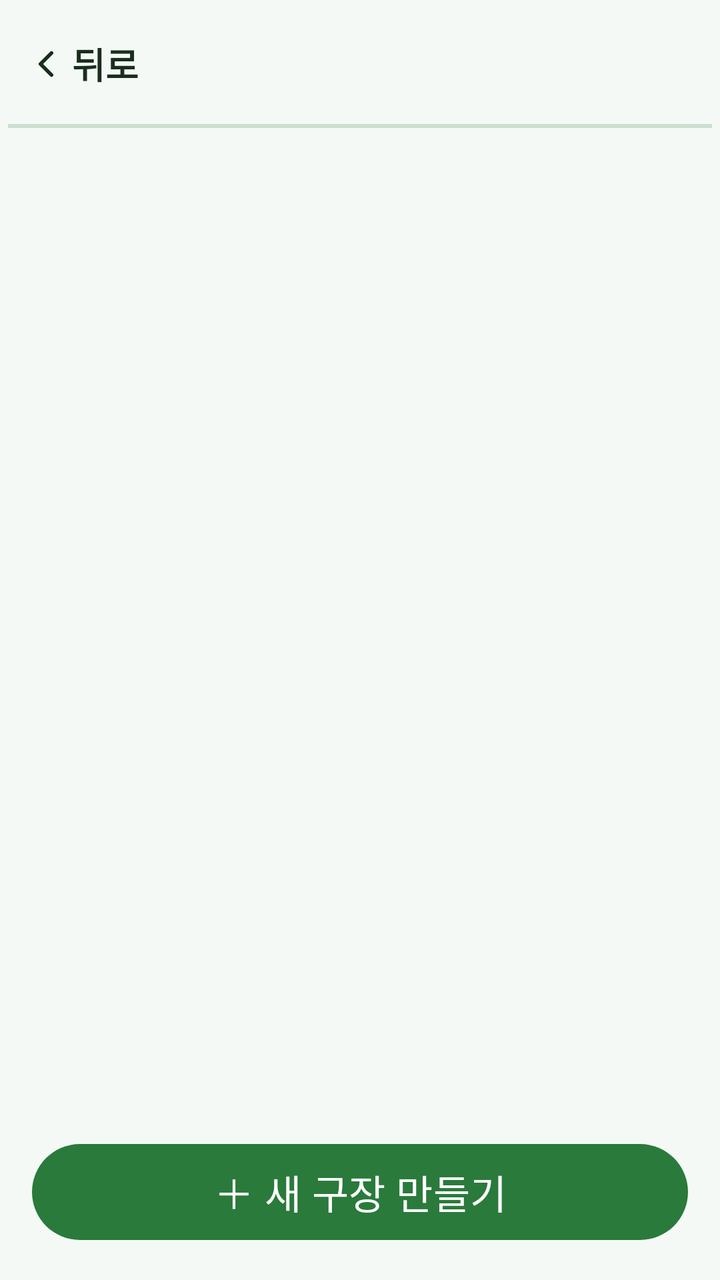
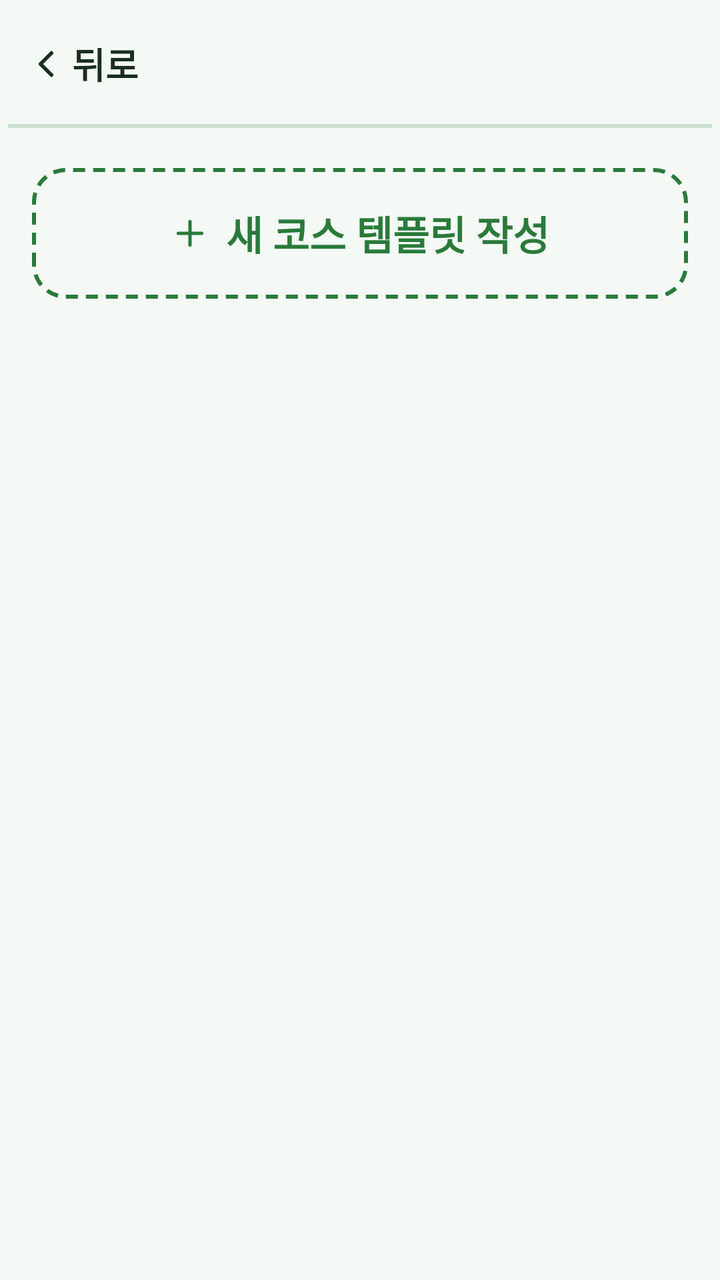

Before-and-after screenshots of an Android layout around one commit, followed by the original layout XML and the change that was made.
<!-- AndroidManifest.xml: application theme Theme.ParkGolf -->
<!-- res/layout/fragment_my_courses.xml -->
<?xml version="1.0" encoding="utf-8"?>
<LinearLayout xmlns:android="http://schemas.android.com/apk/res/android"
    android:layout_width="match_parent" android:layout_height="match_parent"
    android:orientation="vertical">
    <include android:id="@+id/topBar" layout="@layout/view_top_bar" />
    <LinearLayout
        android:layout_width="match_parent" android:layout_height="0dp" android:layout_weight="1"
        android:orientation="vertical" android:padding="@dimen/screen_padding">
        <androidx.recyclerview.widget.RecyclerView android:id="@+id/rvVenues"
            android:layout_width="match_parent" android:layout_height="0dp"
            android:layout_weight="1" />
        <TextView android:id="@+id/tvEmpty"
            android:layout_width="match_parent" android:layout_height="wrap_content"
            android:text="@string/no_courses_yet" android:gravity="center"
            android:textColor="?attr/parkMutedForeground" android:visibility="gone" />
        <Button android:id="@+id/btnAddVenue"
            android:layout_width="match_parent" android:layout_height="wrap_content"
            android:minHeight="@dimen/touch_min" android:text="@string/new_course"
            android:textSize="@dimen/button_text" />
    </LinearLayout>
</LinearLayout>
<!-- res/layout/view_top_bar.xml (included above) -->
<?xml version="1.0" encoding="utf-8"?>
<androidx.constraintlayout.widget.ConstraintLayout
    xmlns:android="http://schemas.android.com/apk/res/android"
    xmlns:app="http://schemas.android.com/apk/res-auto"
    android:layout_width="match_parent"
    android:layout_height="wrap_content"
    android:background="?attr/parkBackground"
    android:minHeight="64dp"
    android:paddingHorizontal="4dp">

    <LinearLayout
        android:id="@+id/btnBack"
        android:layout_width="wrap_content"
        android:layout_height="@dimen/touch_min"
        android:orientation="horizontal"
        android:gravity="center_vertical"
        android:paddingHorizontal="8dp"
        android:background="?attr/selectableItemBackground"
        android:clickable="true"
        android:focusable="true"
        android:contentDescription="@string/back"
        app:layout_constraintStart_toStartOf="parent"
        app:layout_constraintTop_toTopOf="parent"
        app:layout_constraintBottom_toBottomOf="parent">
        <ImageView
            android:layout_width="22dp" android:layout_height="22dp"
            android:src="@drawable/ic_chevron_left"
            android:importantForAccessibility="no" />
        <TextView
            android:layout_width="wrap_content" android:layout_height="wrap_content"
            android:layout_marginStart="2dp"
            android:text="@string/back"
            android:textColor="?attr/parkForeground"
            android:textSize="@dimen/body_text"
            android:textStyle="bold" />
    </LinearLayout>

    <TextView
        android:id="@+id/tvBarTitle"
        android:layout_width="0dp"
        android:layout_height="wrap_content"
        android:gravity="center"
        android:textSize="@dimen/body_text"
        android:textStyle="bold"
        android:textColor="?attr/parkForeground"
        android:maxLines="1"
        android:ellipsize="end"
        app:layout_constraintStart_toEndOf="@id/btnBack"
        app:layout_constraintEnd_toStartOf="@id/barSpacer"
        app:layout_constraintTop_toTopOf="parent"
        app:layout_constraintBottom_toBottomOf="parent" />

    <Space
        android:id="@+id/barSpacer"
        android:layout_width="72dp"
        android:layout_height="1dp"
        app:layout_constraintEnd_toEndOf="parent"
        app:layout_constraintTop_toTopOf="parent" />

    <View android:layout_width="0dp" android:layout_height="@dimen/border_width"
        android:background="?attr/parkBorder"
        app:layout_constraintStart_toStartOf="parent"
        app:layout_constraintEnd_toEndOf="parent"
        app:layout_constraintBottom_toBottomOf="parent" />
</androidx.constraintlayout.widget.ConstraintLayout>
<!-- resources referenced by this layout -->
<resources>
  <dimen name="body_text">18sp</dimen>
  <dimen name="border_width">2dp</dimen>
  <dimen name="button_text">20sp</dimen>
  <dimen name="screen_padding">16dp</dimen>
  <dimen name="touch_min">56dp</dimen>
  <!-- drawable ic_chevron_left (drawable) -->
  <vector xmlns:android="http://schemas.android.com/apk/res/android" android:width="24dp" android:height="24dp" android:viewportWidth="24" android:viewportHeight="24">
      <path android:strokeColor="?attr/parkForeground" android:strokeWidth="2" android:strokeLineCap="round" android:strokeLineJoin="round" android:pathData="M15,18 L9,12 L15,6" />
  </vector>
  <string name="back">뒤로</string>
  <string name="new_course">＋ 새 구장 만들기</string>
  <string name="no_courses_yet">아직 등록된 구장이 없습니다</string>
  <style name="Theme.ParkGolf" parent="Theme.ParkGolf.Green" />
  <style name="Theme.ParkGolf.Green" parent="Theme.ParkGolf.Base">
          <item name="colorPrimary">#2A7A3B</item>
          <item name="android:windowBackground">#F4F9F5</item>
          <item name="parkBackground">#F4F9F5</item>
          <item name="parkForeground">#1A2E1D</item>
          <item name="parkPrimary">#2A7A3B</item>
          <item name="parkPrimary10">#1A2A7A3B</item>
          <item name="parkSecondary">#E6F2E8</item>
          <item name="parkMuted">#EAF3EC</item>
          <item name="parkMutedForeground">#4E7255</item>
          <item name="parkAccent">#D2EBDA</item>
          <item name="parkAccentForeground">#1A3D21</item>
          <item name="parkBorder">#332A7A3B</item>
          <item name="parkInputBg">#EAF3EC</item>
      </style>
  <style name="Theme.ParkGolf.Base" parent="Theme.Material3.DayNight.NoActionBar">
          <item name="colorOnPrimary">@color/on_primary</item>
          <item name="android:textColorPrimary">?attr/parkForeground</item>
      </style>
  <color name="on_primary">#FFFFFF</color>
</resources>

<!-- the commit's change to res/layout/fragment_my_courses.xml (unified diff, before → after) -->
@@ -1,23 +1,63 @@
 <?xml version="1.0" encoding="utf-8"?>
 <LinearLayout xmlns:android="http://schemas.android.com/apk/res/android"
+    xmlns:app="http://schemas.android.com/apk/res-auto"
     android:layout_width="match_parent" android:layout_height="match_parent"
-    android:orientation="vertical">
+    android:orientation="vertical" android:background="?attr/parkBackground">
     <include android:id="@+id/topBar" layout="@layout/view_top_bar" />
-    <LinearLayout
-        android:layout_width="match_parent" android:layout_height="0dp" android:layout_weight="1"
-        android:orientation="vertical" android:padding="@dimen/screen_padding">
-        <androidx.recyclerview.widget.RecyclerView android:id="@+id/rvVenues"
-            android:layout_width="match_parent" android:layout_height="0dp"
-            android:layout_weight="1" />
-        <TextView android:id="@+id/tvEmpty"
-            android:layout_width="match_parent" android:layout_height="wrap_content"
-            android:text="@string/no_courses_yet" android:gravity="center"
-            android:textColor="?attr/parkMutedForeground" android:visibility="gone" />
-        <Button android:id="@+id/btnAddVenue"
-            android:layout_width="match_parent" android:layout_height="wrap_content"
-            android:minHeight="@dimen/touch_min" android:text="@string/new_course"
-            android:textSize="@dimen/button_text" />
-    </LinearLayout>
+
+    <FrameLayout android:layout_width="match_parent" android:layout_height="0dp"
+        android:layout_weight="1">
+
+        <ScrollView android:id="@+id/scrollContent"
+            android:layout_width="match_parent" android:layout_height="match_parent"
+            android:fillViewport="true">
+            <LinearLayout android:layout_width="match_parent" android:layout_height="wrap_content"
+                android:orientation="vertical" android:padding="@dimen/screen_padding">
+                <LinearLayout android:id="@+id/containerVenues"
+                    android:layout_width="match_parent" android:layout_height="wrap_content"
+                    android:orientation="vertical" />
+                <LinearLayout android:id="@+id/btnNewTemplate"
+                    android:layout_width="match_parent" android:layout_height="wrap_content"
+                    android:minHeight="@dimen/touch_min" android:orientation="horizontal"
+                    android:gravity="center" android:background="@drawable/bg_dashed"
+                    android:paddingVertical="18dp" android:foreground="?attr/selectableItemBackground"
+                    android:layout_marginTop="4dp">
+                    <ImageView android:layout_width="20dp" android:layout_height="20dp"
+                        android:src="@drawable/ic_plus" app:tint="?attr/parkPrimary"
+                        android:importantForAccessibility="no" />
+                    <TextView android:layout_width="wrap_content" android:layout_height="wrap_content"
+                        android:layout_marginStart="8dp" android:text="@string/new_template_button"
+                        android:textSize="@dimen/button_text" android:textStyle="bold"
+                        android:textColor="?attr/parkPrimary" />
+                </LinearLayout>
+            </LinearLayout>
+        </ScrollView>
+
+        
+        <LinearLayout android:id="@+id/emptyView"
+            android:layout_width="match_parent" android:layout_height="match_parent"
+            android:orientation="vertical" android:gravity="center"
+            android:padding="@dimen/screen_padding" android:visibility="gone">
+            <FrameLayout android:layout_width="80dp" android:layout_height="80dp">
+                <View android:layout_width="match_parent" android:layout_height="match_parent"
+                    android:background="@drawable/bg_circle_muted" />
+                <ImageView android:layout_width="match_parent" android:layout_height="match_parent"
+                    android:src="@drawable/ic_map_pin" android:padding="22dp"
+                    app:tint="?attr/parkMutedForeground" android:importantForAccessibility="no" />
+            </FrameLayout>
+            <TextView android:layout_width="wrap_content" android:layout_height="wrap_content"
+                android:text="@string/courses_empty_title" android:textColor="?attr/parkForeground"
+                android:textSize="20sp" android:textStyle="bold" android:layout_marginTop="16dp" />
+            <TextView android:layout_width="wrap_content" android:layout_height="wrap_content"
+                android:text="@string/courses_empty_desc" android:textColor="?attr/parkMutedForeground"
+                android:textSize="16sp" android:layout_marginTop="4dp" />
+            <Button android:id="@+id/btnEmptyAdd"
+                android:layout_width="wrap_content" android:layout_height="wrap_content"
+                android:text="@string/create_template" app:icon="@drawable/ic_plus"
+                app:iconGravity="textStart" android:layout_marginTop="20dp"
+                android:minHeight="@dimen/touch_min" android:textStyle="bold" />
+        </LinearLayout>
+    </FrameLayout>
 </LinearLayout>
 <!-- res/layout/view_top_bar.xml (included above) -->
 <?xml version="1.0" encoding="utf-8"?>
<!-- resource entries referenced after the edit -->
@@ -5,14 +5,39 @@
   <dimen name="button_text">20sp</dimen>
   <dimen name="screen_padding">16dp</dimen>
   <dimen name="touch_min">56dp</dimen>
+  <!-- drawable bg_circle_muted (drawable) -->
+  <?xml version="1.0" encoding="utf-8"?>
+  <shape xmlns:android="http://schemas.android.com/apk/res/android" android:shape="oval">
+      <solid android:color="?attr/parkMuted" />
+  </shape>
+  <!-- drawable bg_dashed (drawable) -->
+  <?xml version="1.0" encoding="utf-8"?>
+  <shape xmlns:android="http://schemas.android.com/apk/res/android" android:shape="rectangle">
+      <solid android:color="@android:color/transparent" />
+      <corners android:radius="@dimen/radius_card" />
+      <stroke android:width="@dimen/border_width" android:color="?attr/parkPrimary"
+          android:dashWidth="6dp" android:dashGap="4dp" />
+  </shape>
   <!-- drawable ic_chevron_left (drawable) -->
   <vector xmlns:android="http://schemas.android.com/apk/res/android" android:width="24dp" android:height="24dp" android:viewportWidth="24" android:viewportHeight="24">
       <path android:strokeColor="?attr/parkForeground" android:strokeWidth="2" android:strokeLineCap="round" android:strokeLineJoin="round" android:pathData="M15,18 L9,12 L15,6" />
   </vector>
+  <!-- drawable ic_map_pin (drawable) -->
+  <vector xmlns:android="http://schemas.android.com/apk/res/android" android:width="24dp" android:height="24dp" android:viewportWidth="24" android:viewportHeight="24">
+      <path android:strokeColor="?attr/parkForeground" android:strokeWidth="2" android:strokeLineCap="round" android:strokeLineJoin="round" android:pathData="M21,10 C21,17 12,23 12,23 C12,23 3,17 3,10 A9,9 0 0 1 21,10 Z" />
+      <path android:strokeColor="?attr/parkForeground" android:strokeWidth="2" android:pathData="M15,10 A3,3 0 1 1 9,10 A3,3 0 0 1 15,10 Z" />
+  </vector>
+  <!-- drawable ic_plus (drawable) -->
+  <vector xmlns:android="http://schemas.android.com/apk/res/android" android:width="24dp" android:height="24dp" android:viewportWidth="24" android:viewportHeight="24">
+      <path android:strokeColor="?attr/parkForeground" android:strokeWidth="2" android:strokeLineCap="round" android:pathData="M12,5 L12,19 M5,12 L19,12" />
+  </vector>
   <string name="back">뒤로</string>
-  <string name="new_course">＋ 새 구장 만들기</string>
-  <string name="no_courses_yet">아직 등록된 구장이 없습니다</string>
+  <string name="courses_empty_desc">코스 템플릿을 작성해 추가하세요</string>
+  <string name="courses_empty_title">저장된 코스 없음</string>
+  <string name="create_template">코스 템플릿 작성</string>
+  <string name="new_template_button">새 코스 템플릿 작성</string>
   <style name="Theme.ParkGolf" parent="Theme.ParkGolf.Green" />
+  <dimen name="radius_card">16dp</dimen>
   <style name="Theme.ParkGolf.Green" parent="Theme.ParkGolf.Base">
           <item name="colorPrimary">#2A7A3B</item>
           <item name="android:windowBackground">#F4F9F5</item>
